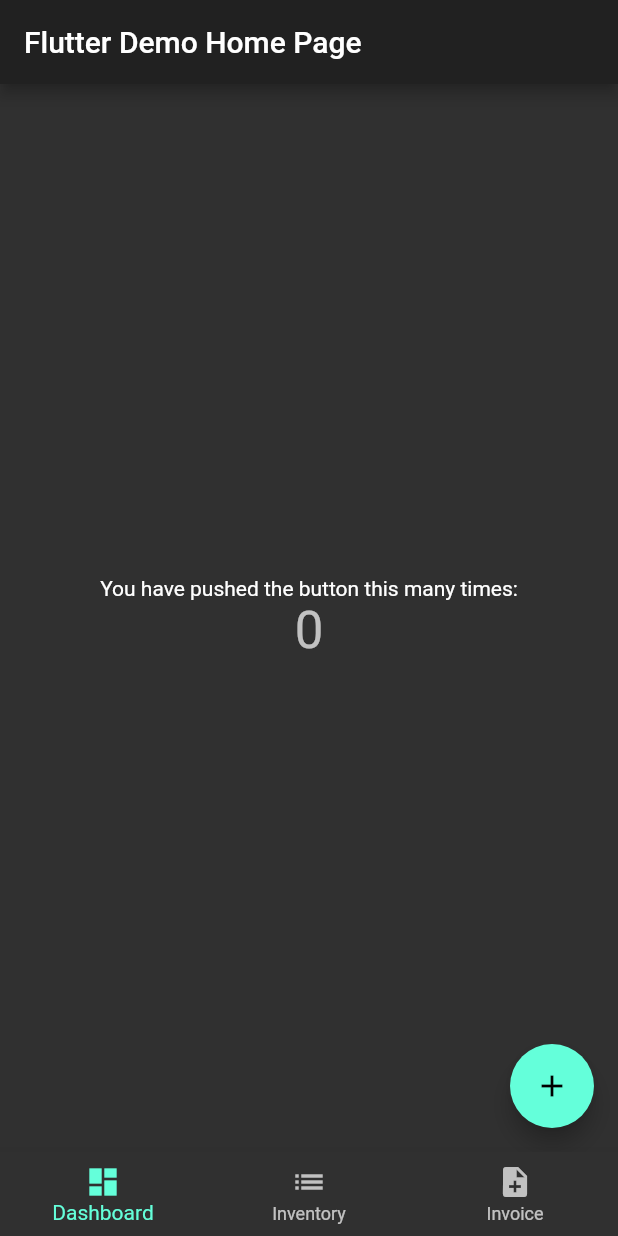
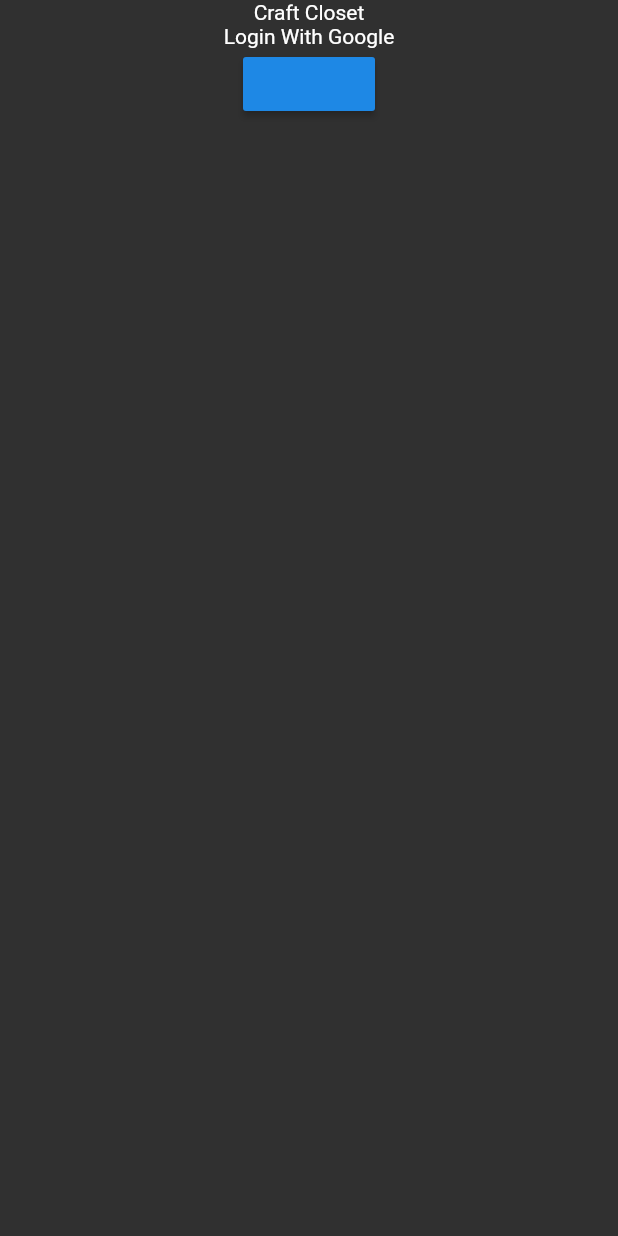
Before and after one commit to jreala/craft_closet, a Flutter app: the screen it shows after launch, on a phone screen of 412 x 824 dp. Run offline on Flutter 3.47's test engine with Material 2 defaults, Android fonts, the phone set to English and light mode, and no system bars; our stand-ins replace firebase_auth, google_sign_in; accounts and stored records are empty.

```diff
--- a/lib/bloc/GoogleAuthenticationBloc.dart
+++ b/lib/bloc/GoogleAuthenticationBloc.dart
@@ -2,10 +2,11 @@ import 'dart:async';
 import 'package:firebase_auth/firebase_auth.dart';
 import 'package:google_sign_in/google_sign_in.dart';
 import 'package:craft_closet/model/GoogleAuthenticationModel.dart';
+import 'package:craft_closet/state/GoogleAuthenticationState.dart';
 
-class GoogleAuthenticationBlock {
-  final FirebaseAuth _auth = FirebaseAuth.instance;
-  final GoogleSignIn _googleSignIn = new GoogleSignIn(
+class GoogleAuthenticationBloc {
+  FirebaseAuth _auth = FirebaseAuth.instance;
+  GoogleSignIn _googleSignIn = GoogleSignIn(
       signInOption: SignInOption.standard,
       scopes: [
         'profile',
@@ -13,10 +14,10 @@ class GoogleAuthenticationBlock {
         'https://www.googleapis.com/auth/gmail.send'
       ]);
 
-  GoogleAuthenticationBlock();
+  GoogleAuthenticationBloc();
 
   Stream<GoogleAuthenticationModel> handleSignIn() async* {
-    yield GoogleAuthenticationModel(state: 'Loading');
+    yield GoogleAuthenticationModel(state: GoogleAuthenticationState.Loading);
 
     try {
       final GoogleSignInAccount googleUser = await _googleSignIn.signIn();
@@ -34,10 +35,10 @@ class GoogleAuthenticationBlock {
       final FirebaseUser currentUser = await _auth.currentUser();
       assert(user.uid == currentUser.uid);
 
-      yield GoogleAuthenticationModel(state: 'Success', uid: currentUser.uid);
+      yield GoogleAuthenticationModel(state: GoogleAuthenticationState.Success, uid: currentUser.uid);
     } catch (error) {
       print(error);
-      yield GoogleAuthenticationModel(state: 'Error');
+      yield GoogleAuthenticationModel(state: GoogleAuthenticationState.Error);
     }
   }
 
--- a/lib/main.dart
+++ b/lib/main.dart
@@ -1,94 +1,20 @@
+import 'package:craft_closet/view/DashboardView.dart';
 import 'package:flutter/material.dart';
-import 'package:rxdart/rxdart.dart';
-import 'dart:async';
-import 'package:craft_closet/bloc/GoogleAuthenticationBloc.dart';
-import 'package:craft_closet/model/GoogleAuthenticationModel.dart';
-import 'package:craft_closet/view/NavBar.dart';
+import 'package:craft_closet/route/RouteInitializer.dart';
 
-void main() => runApp(new MyApp());
-
-final Map<IconData, String> bottomBarMap = Map.from({
-  Icons.dashboard: 'Dashboard',
-  Icons.list: 'Inventory',
-  Icons.note_add: 'Invoice',
-//  Icons.assignment: 'Order Form',
-//  Icons.history: 'Transaction History'
-});
-
-//    Scaffold(
-//    body: new MyHomePage(title: 'Flutter Demo Home Page'),
-//    bottomNavigationBar: new NavBar(bottomBarMap),
-//    );
-
+void main() => runApp(MyApp());
 
 class MyApp extends StatelessWidget {
   @override
   Widget build(BuildContext context) {
-    return new MaterialApp(
+    return MaterialApp(
       title: 'Craft Closet',
-      theme: new ThemeData.dark(),
-      home: new Scaffold(
-        body: new MyHomePage(title: 'Flutter Demo Home Page'),
-        bottomNavigationBar: new NavBar(bottomBarMap),
-      )
+      theme: ThemeData.dark(),
+      home: Scaffold(
+        body: DashboardView()
+//        bottomNavigationBar: NavBar(bottomBarMap),
+      ),
+      routes: RouteInitializer(context).build()
     );
   }
 }
-
-class MyHomePage extends StatefulWidget {
-  MyHomePage({Key key, this.title}) : super(key: key);
-
-  final String title;
-
-  @override
-  _MyHomePageState createState() => new _MyHomePageState();
-}
-
-class _MyHomePageState extends State<MyHomePage> {
-  int _counter = 0;
-
-  void _incrementCounter() {
-    setState(() {
-      _counter++;
-    });
-
-    var authBlock = new GoogleAuthenticationBlock();
-    final Stream<GoogleAuthenticationModel> uid = authBlock.handleSignIn();
-    uid.listen((data) {
-      print('State: ${data.state}, UID: ${data.uid}');
-    });
-
-    final Stream<String> uidStream = authBlock.getUID();
-    uidStream.listen((data) {
-      print('Your UID is: $data');
-    });
-  }
-
-  @override
-  Widget build(BuildContext context) {
-    return new Scaffold(
-      appBar: new AppBar(
-        title: new Text(widget.title),
-      ),
-      body: new Center(
-        child: new Column(
-          mainAxisAlignment: MainAxisAlignment.center,
-          children: <Widget>[
-            new Text(
-              'You have pushed the button this many times:',
-            ),
-            new Text(
-              '$_counter',
-              style: Theme.of(context).textTheme.display1,
-            ),
-          ],
-        ),
-      ),
-      floatingActionButton: new FloatingActionButton(
-        onPressed: _incrementCounter,
-        tooltip: 'Increment',
-        child: new Icon(Icons.add),
-      ), // This trailing comma makes auto-formatting nicer for build methods.
-    );
-  }
-}
--- a/lib/model/GoogleAuthenticationModel.dart
+++ b/lib/model/GoogleAuthenticationModel.dart
@@ -1,5 +1,8 @@
+import 'package:craft_closet/state/GoogleAuthenticationState.dart';
+
 class GoogleAuthenticationModel {
-  final String state, uid;
+  final GoogleAuthenticationState state;
+  final String uid;
 
   GoogleAuthenticationModel({this.state, this.uid});
 }
--- /dev/null
+++ b/lib/state/GoogleAuthenticationState.dart
@@ -0,0 +1,5 @@
+enum GoogleAuthenticationState {
+  Loading,
+  Success,
+  Error
+}
--- /dev/null
+++ b/lib/view/DashboardView.dart
@@ -0,0 +1,67 @@
+import 'dart:async';
+import 'package:flutter/material.dart';
+import 'package:firebase_auth/firebase_auth.dart';
+import 'package:craft_closet/widget/NavBarWidget.dart';
+import 'package:craft_closet/bloc/GoogleAuthenticationBloc.dart';
+import 'package:craft_closet/model/GoogleAuthenticationModel.dart';
+import 'package:craft_closet/state/GoogleAuthenticationState.dart';
+
+class DashboardView extends StatelessWidget {
+  @override
+  Widget build(BuildContext context) {
+
+    return StreamBuilder<FirebaseUser>(
+      stream: FirebaseAuth.instance.onAuthStateChanged,
+      builder: (BuildContext context, snapshot) {
+        if(snapshot.hasData) {
+          // If e-mail signed in
+          if(snapshot.data.providerData.length == 1) {
+            return snapshot.data.isEmailVerified ? _main() : _authorize();
+          }
+
+          // Other provider sign in.  Google, Facebook, GitHub, etc.
+          if(snapshot.data.providerData.length > 1) {
+            return _main();
+          }
+        }
+
+        return _authorize();
+      }
+    );
+  }
+
+  Widget _main() {
+    return Scaffold(
+      body: Center(child: Text('Dashboard')),
+      bottomNavigationBar: NavBar(0),
+    );
+  }
+
+  Widget _authorize() {
+    return Scaffold(
+        body: Center(
+          child: Column(children: <Widget>[
+            Text('Craft Closet'),
+            Text('Login With Google'),
+            RaisedButton(
+                onPressed: () {
+                  final GoogleAuthenticationBloc googleAuth = GoogleAuthenticationBloc();
+                  final Stream<GoogleAuthenticationModel> stream = googleAuth.handleSignIn();
+                  stream.listen((data) {
+                    switch (data.state) {
+                      case GoogleAuthenticationState.Loading:
+                        break;
+                      case GoogleAuthenticationState.Success:
+                        break;
+                      case GoogleAuthenticationState.Error:
+                        break;
+                    }
+                  });
+                }
+            )
+          ]
+          ),
+        )
+    );
+  }
+}
--- a/lib/view/NavBar.dart
+++ /dev/null
@@ -1,28 +0,0 @@
-import 'package:flutter/material.dart';
-
-class NavBar extends StatelessWidget {
-  final Map<IconData, String> _icons;
-
-  NavBar(this._icons);
-
-  List<BottomNavigationBarItem> _buildBottomBar() {
-    final list = new List<BottomNavigationBarItem>();
-
-    _icons.forEach((icon, text) {
-      print(text);
-      final item = BottomNavigationBarItem(
-        icon: new Icon(icon),
-        title: new Text(text)
-      );
-
-      list.add(item);
-    });
-
-    return list;
-  }
-
-  @override
-  Widget build(BuildContext context) {
-    return new BottomNavigationBar(items: _buildBottomBar());
-  }
-}
```
Also changed, not shown: lib/route/NavBarRoutes.dart (added, +7 -0 lines), lib/route/RouteInitializer.dart (added, +38 -0 lines), lib/view/InventoryView.dart (added, +12 -0 lines), lib/view/InvoiceView.dart (added, +12 -0 lines), lib/view/OrderFormView.dart (added, +12 -0 lines), lib/view/TransactionHistoryView.dart (added, +12 -0 lines), lib/widget/NavBarWidget.dart (added, +42 -0 lines).
